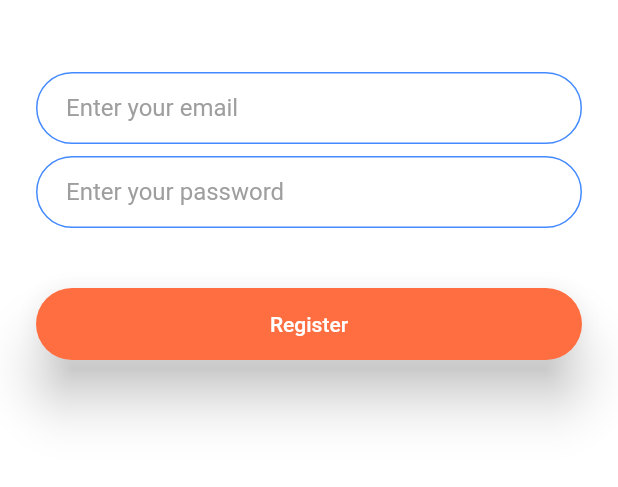
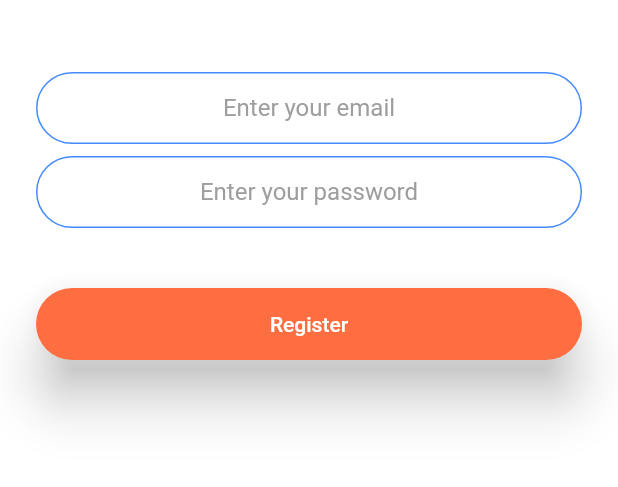
Before and after one commit to sarcastic-verma/flashChat, a Flutter app: the screen it shows after launch, after a tap on "Register", on a phone screen of 412 x 824 dp, the part 576-1063 px from its top. Run offline on Flutter 3.47's test engine with Material 2 defaults, Android fonts, the phone set to English and light mode, and no system bars; our stand-ins replace animated_text_kit, cloud_firestore, firebase_auth, modal_progress_hud; accounts and stored records are empty.

```diff
--- a/lib/components/roundedButton.dart
+++ b/lib/components/roundedButton.dart
@@ -3,9 +3,8 @@ import 'package:flutter/material.dart';
 class RoundedButton extends StatelessWidget {
   final String text;
   final Color color;
-  final String route;
   final Function onPressed;
-  RoundedButton({this.onPressed, this.text, this.color, this.route});
+  RoundedButton({this.onPressed, this.text, this.color});
   @override
   Widget build(BuildContext context) {
     return Padding(
@@ -15,9 +14,7 @@ class RoundedButton extends StatelessWidget {
         color: color,
         borderRadius: BorderRadius.circular(90.0),
         child: MaterialButton(
-          onPressed: () {
-            Navigator.pushNamed(context, route);
-          },
+          onPressed: onPressed,
           minWidth: 200.0,
           height: 42.0,
           child: Text(
--- a/lib/constants.dart
+++ b/lib/constants.dart
@@ -1,7 +1,7 @@
 import 'package:flutter/material.dart';
 
 const kSendButtonTextStyle = TextStyle(
-  color: Colors.lightBlueAccent,
+  color: Colors.deepOrange,
   fontWeight: FontWeight.bold,
   fontSize: 18.0,
 );
@@ -14,7 +14,7 @@ const kMessageTextFieldDecoration = InputDecoration(
 
 const kMessageContainerDecoration = BoxDecoration(
   border: Border(
-    top: BorderSide(color: Colors.lightBlueAccent, width: 2.0),
+    top: BorderSide(color: Colors.amberAccent, width: 2.0),
   ),
 );
 
--- a/lib/main.dart
+++ b/lib/main.dart
@@ -11,6 +11,7 @@ class FlashChat extends StatelessWidget {
   @override
   Widget build(BuildContext context) {
     return MaterialApp(
+      theme: ThemeData.light().copyWith(primaryColor: Colors.amberAccent),
       initialRoute: WelcomeScreen.id,
       routes: {
         WelcomeScreen.id: (context) => WelcomeScreen(),
--- a/lib/screens/registration_screen.dart
+++ b/lib/screens/registration_screen.dart
@@ -1,6 +1,9 @@
+import 'package:firebase_auth/firebase_auth.dart';
 import 'package:flash_chat/components/roundedButton.dart';
 import 'package:flash_chat/constants.dart';
+import 'package:flash_chat/screens/chat_screen.dart';
 import 'package:flutter/material.dart';
+import 'package:modal_progress_hud/modal_progress_hud.dart';
 
 class RegistrationScreen extends StatefulWidget {
   static const String id = "/registerScreen";
@@ -9,39 +12,54 @@ class RegistrationScreen extends StatefulWidget {
 }
 
 class _RegistrationScreenState extends State<RegistrationScreen> {
+  String email;
+  String password;
+  bool showSpinner = false;
+  final _auth = FirebaseAuth.instance;
   @override
   Widget build(BuildContext context) {
-    return Scaffold(
+    return SafeArea(
+      child: Scaffold(
         backgroundColor: Colors.white,
-      body: Padding(
+        body: SafeArea(
+          child: ModalProgressHUD(
+            inAsyncCall: showSpinner,
+            child: Padding(
               padding: EdgeInsets.symmetric(horizontal: 24.0),
               child: Column(
                 mainAxisAlignment: MainAxisAlignment.center,
                 crossAxisAlignment: CrossAxisAlignment.stretch,
                 children: <Widget>[
-            Hero(
+                  Flexible(
+                    child: Hero(
                       tag: "logo",
                       child: Container(
                         height: 200.0,
                         child: Image.asset('images/logo.png'),
                       ),
                     ),
+                  ),
                   SizedBox(
                     height: 48.0,
                   ),
                   TextField(
+                    keyboardType: TextInputType.emailAddress,
+                    textAlign: TextAlign.center,
                     onChanged: (value) {
-                //Do something with the user input.
+                      email = value;
                     },
-              decoration:
-                  kTextFieldDecoration.copyWith(hintText: "Enter your email"),
+                    decoration: kTextFieldDecoration.copyWith(
+                        hintText: "Enter your email"),
                   ),
                   SizedBox(
                     height: 8.0,
                   ),
                   TextField(
+                      keyboardType: TextInputType.visiblePassword,
+                      obscureText: true,
+                      textAlign: TextAlign.center,
                       onChanged: (value) {
-                  //Do something with the user input.
+                        password = value;
                       },
                       decoration: kTextFieldDecoration.copyWith(
                           hintText: "Enter your password")),
@@ -51,9 +69,28 @@ class _RegistrationScreenState extends State<RegistrationScreen> {
                   RoundedButton(
                       color: Colors.deepOrangeAccent,
                       text: "Register",
-              onPressed: () {},
+                      onPressed: () async {
+                        setState(() {
+                          showSpinner = true;
+                        });
+                        try {
+                          final newUser =
+                              await _auth.createUserWithEmailAndPassword(
+                                  email: email, password: password);
+                          if (newUser != null) {
+                            Navigator.pushNamed(context, ChatScreen.id);
+                          }
+                          setState(() {
+                            showSpinner = false;
+                          });
+                        } catch (e) {
+                          print(e);
+                        }
+                      }),
+                ],
               ),
-          ],
+            ),
+          ),
         ),
       ),
     );
--- a/lib/screens/welcome_screen.dart
+++ b/lib/screens/welcome_screen.dart
@@ -78,11 +78,18 @@ class _WelcomeScreenState extends State<WelcomeScreen>
               height: 48.0,
             ),
             RoundedButton(
-                color: Colors.amber, text: "Log In", route: LoginScreen.id),
+              color: Colors.amber,
+              text: "Log In",
+              onPressed: () {
+                Navigator.pushNamed(context, LoginScreen.id);
+              },
+            ),
             RoundedButton(
               color: Colors.deepOrange,
               text: "Register",
-              route: RegistrationScreen.id,
+              onPressed: () {
+                Navigator.pushNamed(context, RegistrationScreen.id);
+              },
             ),
           ],
         ),
--- a/pubspec.yaml
+++ b/pubspec.yaml
@@ -12,6 +12,10 @@ dependencies:
 
   cupertino_icons: ^0.1.2
   animated_text_kit: ^1.3.0
+  firebase_core: ^0.4.4+3
+  firebase_auth: ^0.16.0
+  cloud_firestore: ^0.13.5
+  modal_progress_hud: ^0.1.3
 
 dev_dependencies:
   flutter_test:
```
Also changed, not shown: lib/components/MessageBubble.dart (added, +49 -0 lines), lib/screens/chat_screen.dart (+74 -5 lines), lib/screens/login_screen.dart (+44 -7 lines), pubspec.lock, 4 other files. Lines whose indentation alone changed are shown as unchanged.
